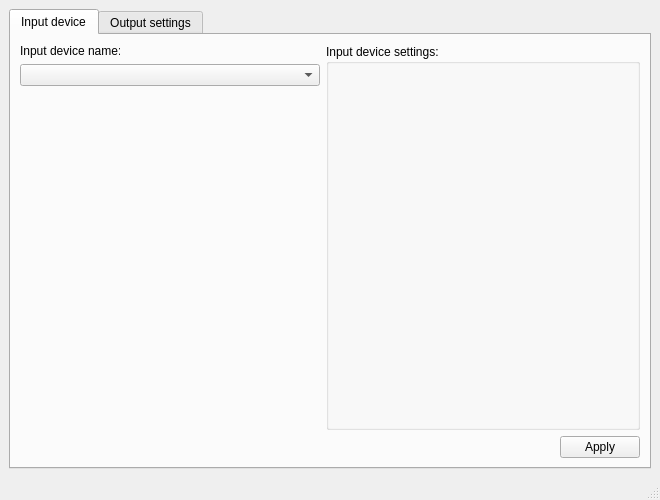
The window that MainWindow.ui (Unshiar/Eavesdropper) describes before a commit, drawn with Qt 5.
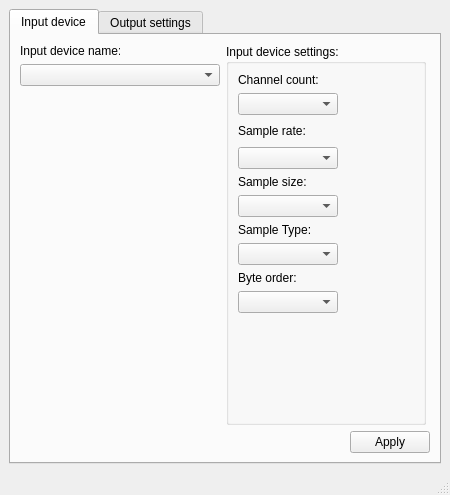
The same window after the commit.

Commit message: Modify: UI for input device, added some input device parameters

```diff
--- a/MainWindow.ui
+++ b/MainWindow.ui
@@ -6,14 +6,20 @@
    <rect>
     <x>0</x>
     <y>0</y>
-    <width>660</width>
-    <height>500</height>
+    <width>450</width>
+    <height>495</height>
    </rect>
   </property>
+  <property name="minimumSize">
+   <size>
+    <width>450</width>
+    <height>495</height>
+   </size>
+  </property>
   <property name="maximumSize">
    <size>
-    <width>660</width>
-    <height>500</height>
+    <width>450</width>
+    <height>495</height>
    </size>
   </property>
   <property name="windowTitle">
@@ -80,7 +86,7 @@
             </property>
             <property name="maximumSize">
              <size>
-              <width>300</width>
+              <width>200</width>
               <height>16777215</height>
              </size>
             </property>
@@ -136,9 +142,218 @@
             <height>360</height>
            </size>
           </property>
+          <property name="maximumSize">
+           <size>
+            <width>200</width>
+            <height>16777215</height>
+           </size>
+          </property>
           <property name="title">
            <string>Input device settings:</string>
           </property>
+          <layout class="QGridLayout" name="gridLayout_3">
+           <item row="7" column="0">
+            <widget class="QComboBox" name="cb_sampleType">
+             <property name="minimumSize">
+              <size>
+               <width>100</width>
+               <height>0</height>
+              </size>
+             </property>
+             <property name="maximumSize">
+              <size>
+               <width>120</width>
+               <height>16777215</height>
+              </size>
+             </property>
+            </widget>
+           </item>
+           <item row="4" column="0">
+            <widget class="QLabel" name="lbl_sampleSizes">
+             <property name="minimumSize">
+              <size>
+               <width>80</width>
+               <height>0</height>
+              </size>
+             </property>
+             <property name="maximumSize">
+              <size>
+               <width>80</width>
+               <height>16777215</height>
+              </size>
+             </property>
+             <property name="text">
+              <string>Sample size:</string>
+             </property>
+            </widget>
+           </item>
+           <item row="5" column="0">
+            <widget class="QComboBox" name="cb_sampleSizes">
+             <property name="minimumSize">
+              <size>
+               <width>100</width>
+               <height>0</height>
+              </size>
+             </property>
+             <property name="maximumSize">
+              <size>
+               <width>120</width>
+               <height>16777215</height>
+              </size>
+             </property>
+            </widget>
+           </item>
+           <item row="9" column="0">
+            <widget class="QComboBox" name="cb_byteOrder">
+             <property name="minimumSize">
+              <size>
+               <width>100</width>
+               <height>0</height>
+              </size>
+             </property>
+             <property name="maximumSize">
+              <size>
+               <width>120</width>
+               <height>16777215</height>
+              </size>
+             </property>
+            </widget>
+           </item>
+           <item row="0" column="0">
+            <widget class="QLabel" name="lbl_channelCount">
+             <property name="minimumSize">
+              <size>
+               <width>80</width>
+               <height>0</height>
+              </size>
+             </property>
+             <property name="maximumSize">
+              <size>
+               <width>80</width>
+               <height>16777215</height>
+              </size>
+             </property>
+             <property name="text">
+              <string>Channel count:</string>
+             </property>
+            </widget>
+           </item>
+           <item row="12" column="0">
+            <spacer name="verticalSpacer_2">
+             <property name="orientation">
+              <enum>Qt::Vertical</enum>
+             </property>
+             <property name="sizeHint" stdset="0">
+              <size>
+               <width>20</width>
+               <height>40</height>
+              </size>
+             </property>
+            </spacer>
+           </item>
+           <item row="2" column="0">
+            <widget class="QLabel" name="lbl_sampleRates">
+             <property name="minimumSize">
+              <size>
+               <width>80</width>
+               <height>0</height>
+              </size>
+             </property>
+             <property name="maximumSize">
+              <size>
+               <width>80</width>
+               <height>16777215</height>
+              </size>
+             </property>
+             <property name="text">
+              <string>Sample rate:</string>
+             </property>
+            </widget>
+           </item>
+           <item row="8" column="0">
+            <widget class="QLabel" name="lbl_byteOrder">
+             <property name="minimumSize">
+              <size>
+               <width>80</width>
+               <height>0</height>
+              </size>
+             </property>
+             <property name="maximumSize">
+              <size>
+               <width>80</width>
+               <height>16777215</height>
+              </size>
+             </property>
+             <property name="text">
+              <string>Byte order:</string>
+             </property>
+            </widget>
+           </item>
+           <item row="6" column="0">
+            <widget class="QLabel" name="lbl_sampleType">
+             <property name="minimumSize">
+              <size>
+               <width>80</width>
+               <height>0</height>
+              </size>
+             </property>
+             <property name="maximumSize">
+              <size>
+               <width>80</width>
+               <height>16777215</height>
+              </size>
+             </property>
+             <property name="text">
+              <string>Sample Type:</string>
+             </property>
+            </widget>
+           </item>
+           <item row="1" column="0">
+            <widget class="QComboBox" name="cb_channelCount">
+             <property name="minimumSize">
+              <size>
+               <width>100</width>
+               <height>0</height>
+              </size>
+             </property>
+             <property name="maximumSize">
+              <size>
+               <width>120</width>
+               <height>16777215</height>
+              </size>
+             </property>
+            </widget>
+           </item>
+           <item row="3" column="0">
+            <widget class="QComboBox" name="cb_sampleRates">
+             <property name="minimumSize">
+              <size>
+               <width>100</width>
+               <height>0</height>
+              </size>
+             </property>
+             <property name="maximumSize">
+              <size>
+               <width>120</width>
+               <height>16777215</height>
+              </size>
+             </property>
+            </widget>
+           </item>
+           <item row="2" column="1">
+            <spacer name="horizontalSpacer_2">
+             <property name="orientation">
+              <enum>Qt::Horizontal</enum>
+             </property>
+             <property name="sizeHint" stdset="0">
+              <size>
+               <width>40</width>
+               <height>20</height>
+              </size>
+             </property>
+            </spacer>
+           </item>
+          </layout>
          </widget>
         </item>
        </layout>
```
Left out of the diff: 12 changed lines with no effect on the pictures.
